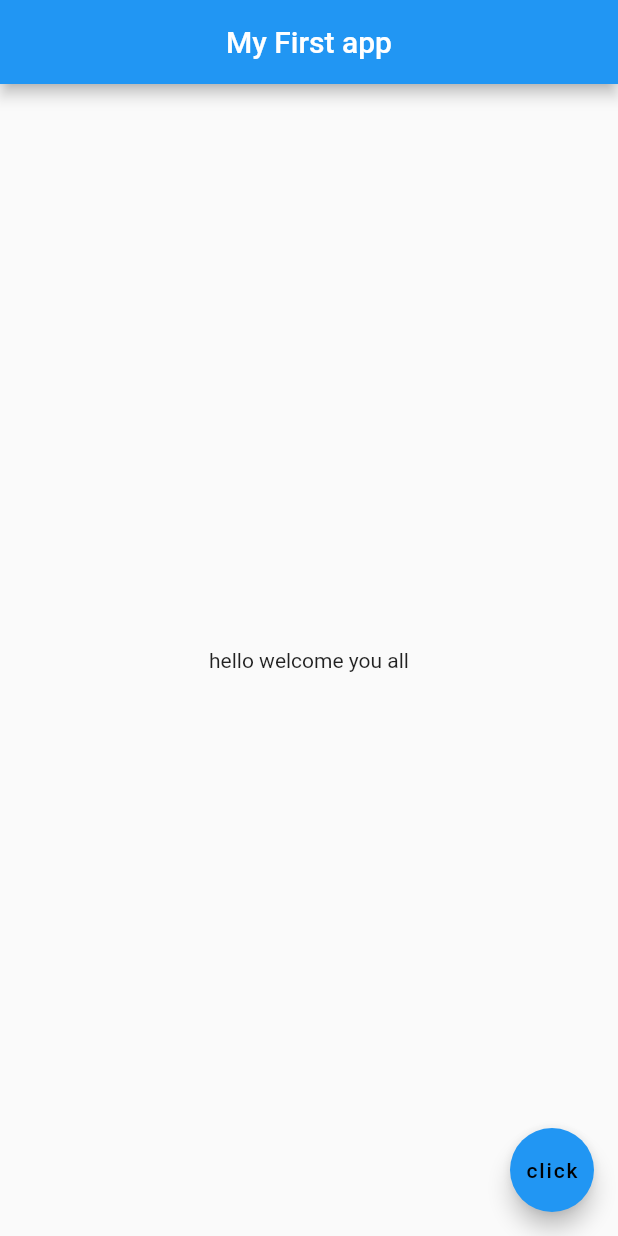
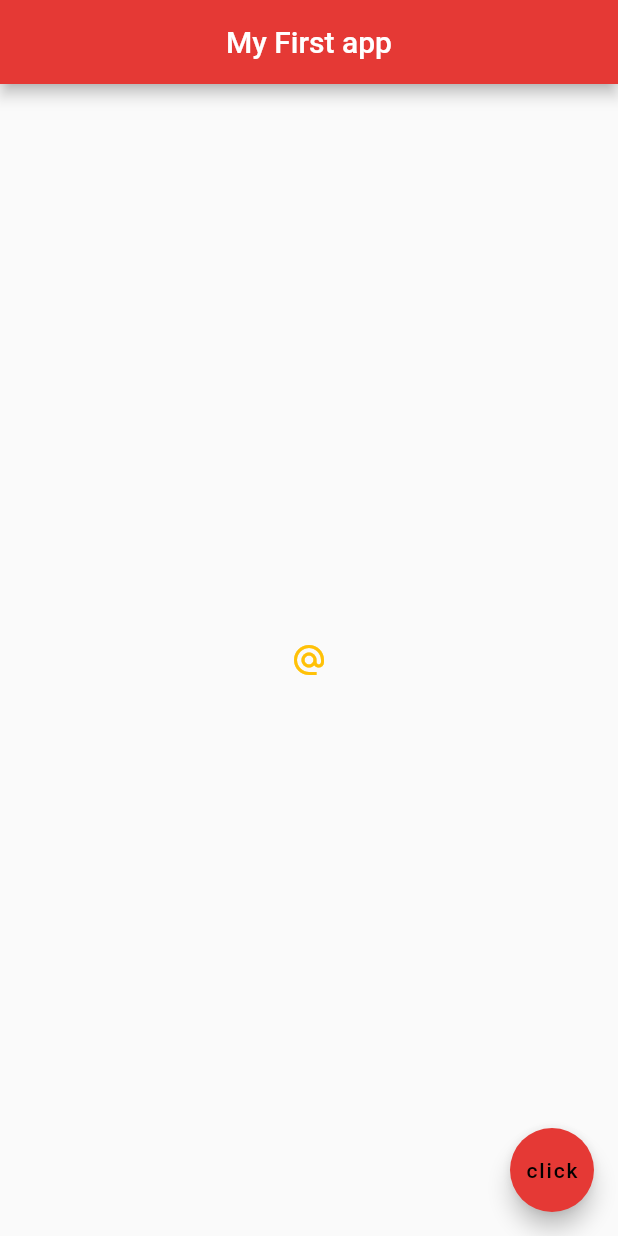
Before and after one commit to shivasailesh/flutter_sample, a Flutter app: the screen it shows after launch, on a phone screen of 412 x 824 dp. Run offline on Flutter 3.47's test engine with Material 2 defaults, Android fonts, the phone set to English and light mode, and no system bars.

Commit message:
second commit

```diff
--- a/lib/main.dart
+++ b/lib/main.dart
@@ -3,18 +3,31 @@ import 'package:flutter/material.dart';
 import 'package:flutter/material.dart';
 
 void main() => runApp(MaterialApp(
-    home:Scaffold(
+    home:Home()
+  ));
+class Home extends StatelessWidget {
+  @override
+  Widget build(BuildContext context) {
+    return Scaffold(
       appBar: AppBar(
         title:Text("My First app"),
         centerTitle: true,
+        backgroundColor:Colors.red[600],
       ),
       body:Center(
-        child: Text('hello welcome you all'),
+        child:IconButton(
+          onPressed: (){},
+          icon: Icon(Icons.alternate_email),
+          color:Colors.amber
+        ),
 
       ),
-        floatingActionButton:FloatingActionButton(
-          child: Text("click",
-          style:TextStyle(color: Colors.black)),
-        ) ,
-    ),
-  ));
+      floatingActionButton:FloatingActionButton(
+        onPressed: (){},
+        child: Text("click",
+            style:TextStyle(color: Colors.black)),
+        backgroundColor: Colors.red[600],
+      ) ,
+    );
+  }
+}
--- a/pubspec.yaml
+++ b/pubspec.yaml
@@ -45,9 +45,8 @@ flutter:
   uses-material-design: true
 
   # To add assets to your application, add an assets section, like this:
-  # assets:
-  #   - images/a_dot_burr.jpeg
-  #   - images/a_dot_ham.jpeg
+  assets:
+    - assets/
 
   # An image asset can refer to one or more resolution-specific "variants", see
   # https://flutter.dev/assets-and-images/#resolution-aware.
```
